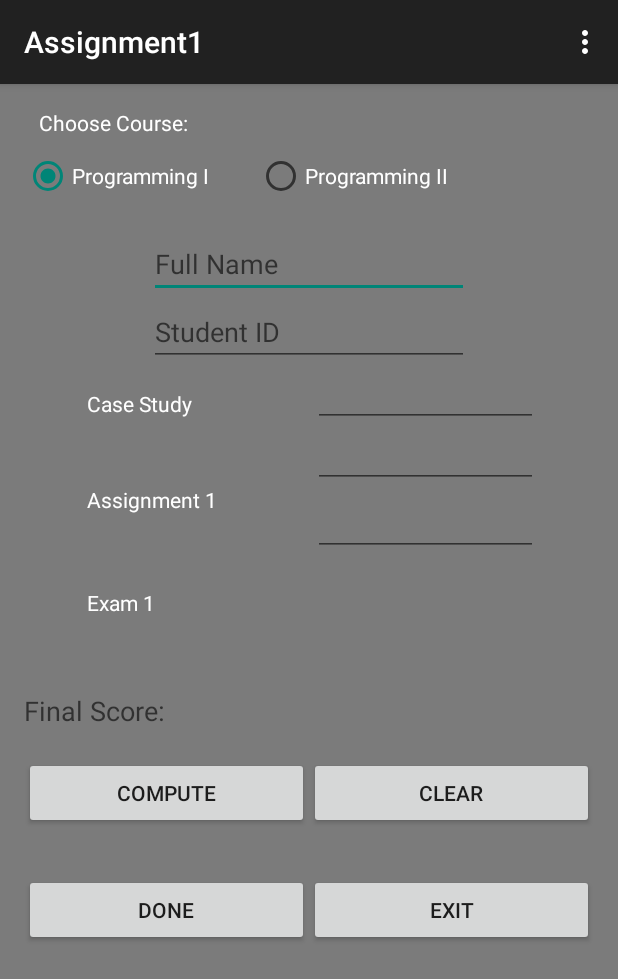
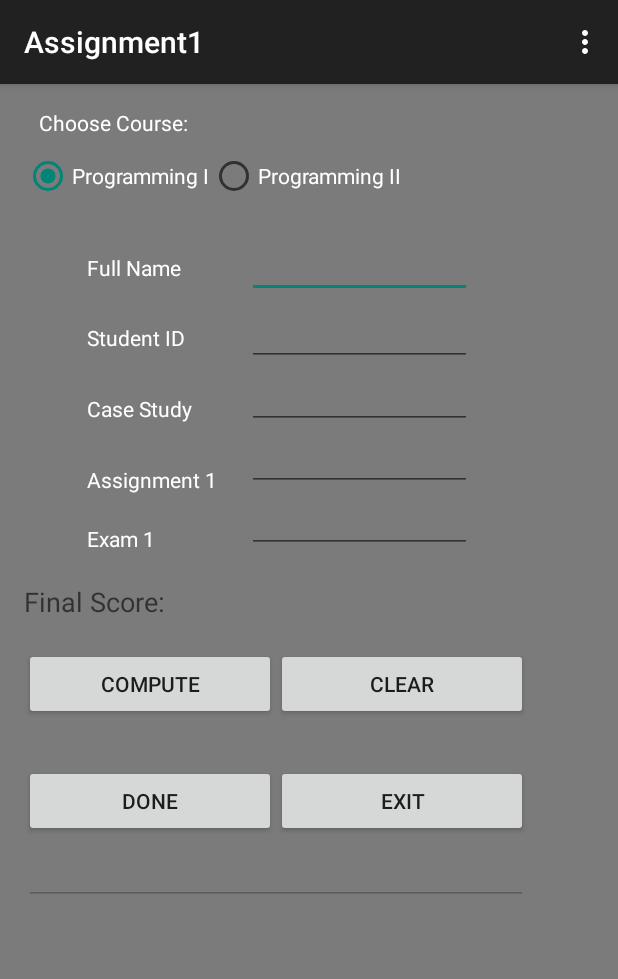
Before and after one commit to GhaffarSherif/Android1, an Android app: the screen it shows after launch (MainActivity), on a phone screen of 412 x 824 dp. Shown: the top 979 px of the screen. Run offline under Robolectric (Android 15) with nearby library versions, the phone set to English and light mode, and no system bars.

Commit message:
EXIT button (essentially) programmed.

```diff
--- a/app/src/main/java/com/example/cstuser/assignment1/MainActivity.java
+++ b/app/src/main/java/com/example/cstuser/assignment1/MainActivity.java
@@ -6,6 +6,8 @@ import android.view.Menu;
 import android.view.MenuItem;
 import android.view.View;
 import android.widget.*;
+
+import packFinals.clsFinals;
 
 
 public class MainActivity extends ActionBarActivity implements View.OnClickListener, RadioGroup.OnCheckedChangeListener {
@@ -28,6 +30,7 @@ public class MainActivity extends ActionBarActivity implements View.OnClickListe
     EditText mark1;
     EditText mark2;
     EditText mark3;
+    TextView resultBox;
 
 
     @Override
@@ -54,6 +57,8 @@ public class MainActivity extends ActionBarActivity implements View.OnClickListe
         mark3 = (EditText) this.findViewById(R.id.mark3);
         name = (EditText) this.findViewById(R.id.name);
         studentId = (EditText) this.findViewById(R.id.studentId);
+
+        resultBox = (TextView) this.findViewById(R.id.resultsBox);
 
 
         //Setting the listeners for the widgets
@@ -94,12 +99,16 @@ public class MainActivity extends ActionBarActivity implements View.OnClickListe
             exit.setText("Exit");
         }
 
+        //EXIT button
         if (v.getId() == exit.getId()) {
-            exit.setText("d");
+            clsFinals.displayResults(resultBox);
 
-            clear.setText("Clear");
-            compute.setText("Compute");
-            done.setText("Done");
+            //try {
+            //    wait(30000);
+                finish();
+            //} catch (InterruptedException e) {
+            //    e.printStackTrace();
+            //}
         }
     }
 
--- a/app/src/main/res/layout/activity_main.xml
+++ b/app/src/main/res/layout/activity_main.xml
@@ -6,6 +6,11 @@
     android:paddingBottom="@dimen/activity_vertical_margin" tools:context=".MainActivity"
     android:backgroundTint="#7b7b7b"
     android:background="#000000">
+
+    <ScrollView
+        android:layout_width="wrap_content"
+        android:layout_height="wrap_content"
+        android:id="@+id/scrollView" >
 
         <LinearLayout
             android:orientation="vertical"
@@ -60,7 +65,6 @@
                     android:layout_below="@+id/textView"
                     android:layout_alignParentRight="true"
                     android:layout_alignParentEnd="true"
-                android:layout_marginLeft="31dp"
                     android:textColor="#ffffffff"
                     android:layout_gravity="right"
                     android:layout_weight="0.47" />
@@ -76,29 +80,6 @@
                 android:layout_marginTop="20dp"
                 android:layout_weight="0.35">
 
-            <EditText
-                android:layout_width="wrap_content"
-                android:layout_height="wrap_content"
-                android:inputType="textPersonName"
-                android:ems="10"
-                android:id="@+id/name"
-                android:layout_alignParentTop="true"
-                android:layout_centerHorizontal="true"
-                android:hint="Full Name"
-                android:maxLength="20" />
-
-            <EditText
-                android:layout_width="wrap_content"
-                android:layout_height="wrap_content"
-                android:inputType="number"
-                android:ems="10"
-                android:id="@+id/studentId"
-                android:layout_below="@+id/name"
-                android:layout_alignLeft="@+id/name"
-                android:layout_alignStart="@+id/name"
-                android:hint="Student ID"
-                android:maxLength="4" />
-
                 <LinearLayout
                     android:orientation="vertical"
                     android:layout_width="wrap_content"
@@ -113,7 +94,29 @@
 
                     <EditText
                         android:layout_width="150dp"
-                    android:layout_height="wrap_content"
+                        android:layout_height="45dp"
+                        android:inputType="textPersonName"
+                        android:ems="10"
+                        android:id="@+id/name"
+                        android:maxLength="20"
+                        android:layout_alignParentTop="true"
+                        android:layout_alignLeft="@+id/linearLayout"
+                        android:layout_alignStart="@+id/linearLayout" />
+
+                    <EditText
+                        android:layout_width="150dp"
+                        android:layout_height="45dp"
+                        android:inputType="number"
+                        android:ems="10"
+                        android:id="@+id/studentId"
+                        android:layout_below="@+id/name"
+                        android:layout_alignLeft="@+id/name"
+                        android:layout_alignStart="@+id/name"
+                        android:maxLength="4" />
+
+                    <EditText
+                        android:layout_width="150dp"
+                        android:layout_height="45dp"
                         android:inputType="numberDecimal"
                         android:ems="10"
                         android:id="@+id/mark1"
@@ -124,7 +127,7 @@
 
                     <EditText
                         android:layout_width="match_parent"
-                    android:layout_height="wrap_content"
+                        android:layout_height="45dp"
                         android:inputType="numberDecimal"
                         android:ems="10"
                         android:id="@+id/mark2"
@@ -135,7 +138,7 @@
 
                     <EditText
                         android:layout_width="match_parent"
-                    android:layout_height="wrap_content"
+                        android:layout_height="45dp"
                         android:inputType="numberDecimal"
                         android:ems="10"
                         android:id="@+id/mark3"
@@ -157,6 +160,30 @@
                     android:layout_marginStart="42dp"
                     android:layout_below="@+id/studentId"
                     android:layout_marginTop="15dp">
+
+                    <TextView
+                        android:layout_width="wrap_content"
+                        android:layout_height="wrap_content"
+                        android:text="Full Name"
+                        android:id="@+id/name"
+                        android:layout_above="@+id/linearLayout2"
+                        android:layout_alignLeft="@+id/linearLayout2"
+                        android:layout_alignStart="@+id/linearLayout2"
+                        android:layout_marginBottom="15dp"
+                        android:textColor="#ffffffff"
+                        android:layout_weight="1" />
+
+                    <TextView
+                        android:layout_width="wrap_content"
+                        android:layout_height="wrap_content"
+                        android:text="Student ID"
+                        android:id="@+id/stuID"
+                        android:layout_above="@+id/linearLayout2"
+                        android:layout_alignLeft="@+id/linearLayout2"
+                        android:layout_alignStart="@+id/linearLayout2"
+                        android:layout_marginBottom="15dp"
+                        android:textColor="#ffffffff"
+                        android:layout_weight="1" />
 
                     <TextView
                         android:layout_width="wrap_content"
@@ -287,6 +314,15 @@
                     android:layout_weight="1" />
             </LinearLayout>
 
+            <EditText
+                android:layout_width="match_parent"
+                android:layout_height="wrap_content"
+                android:inputType="textMultiLine"
+                android:ems="10"
+                android:id="@+id/resultsBox"
+                android:enabled="false" />
+
         </LinearLayout>
+    </ScrollView>
 
 </RelativeLayout>
```
Also changed, not shown: app/src/main/java/packFinals/clsFinals.java (+29 -9 lines), settings.gradle (line endings or trailing spaces), 1 other file. Lines whose indentation alone changed are shown as unchanged.
